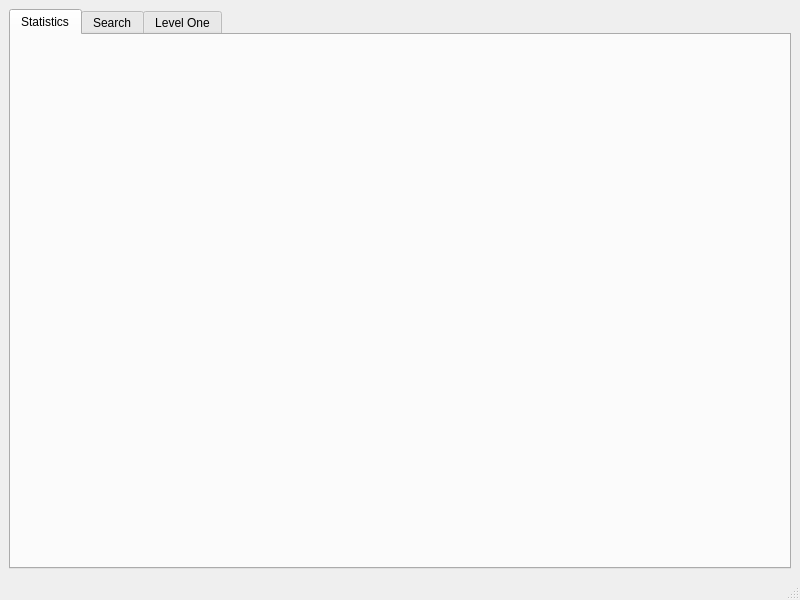
This is XML-EDITOR/leveltwo.ui in Ahmed-Tarek-Mahmoud/CSE331-DSA-Project as Qt 5 draws it before an edit. The edited form follows.
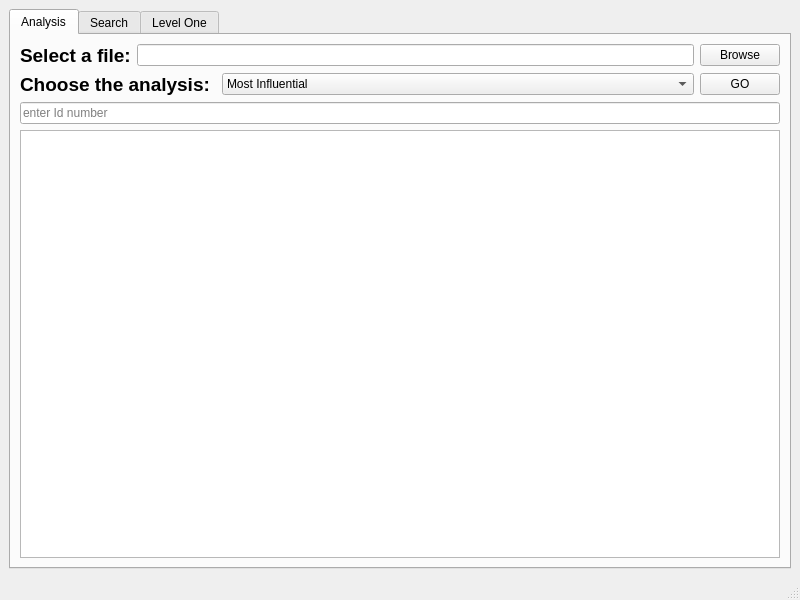
This is the edited form. The open tabs and pages were chosen to show the change.

Commit message: qui Level 2

```diff
--- a/XML-EDITOR/leveltwo.ui
+++ b/XML-EDITOR/leveltwo.ui
@@ -22,8 +22,120 @@
       </property>
       <widget class="QWidget" name="Statistics">
        <attribute name="title">
-        <string>Statistics</string>
+        <string>Analysis</string>
        </attribute>
+       <layout class="QGridLayout" name="gridLayout_2">
+        <item row="0" column="0">
+         <layout class="QHBoxLayout" name="horizontalLayout">
+          <item>
+           <widget class="QLabel" name="label_2">
+            <property name="font">
+             <font>
+              <pointsize>14</pointsize>
+              <bold>true</bold>
+             </font>
+            </property>
+            <property name="text">
+             <string>Select a file:</string>
+            </property>
+           </widget>
+          </item>
+          <item>
+           <widget class="QLineEdit" name="filepath2">
+            <property name="readOnly">
+             <bool>true</bool>
+            </property>
+           </widget>
+          </item>
+          <item>
+           <widget class="QPushButton" name="BrowseAnalysis">
+            <property name="text">
+             <string>Browse</string>
+            </property>
+           </widget>
+          </item>
+         </layout>
+        </item>
+        <item row="1" column="0">
+         <layout class="QHBoxLayout" name="horizontalLayout_2">
+          <item>
+           <widget class="QLabel" name="label">
+            <property name="font">
+             <font>
+              <pointsize>14</pointsize>
+              <bold>true</bold>
+             </font>
+            </property>
+            <property name="text">
+             <string>Choose the analysis: </string>
+            </property>
+           </widget>
+          </item>
+          <item>
+           <widget class="QComboBox" name="comboBox">
+            <property name="sizePolicy">
+             <sizepolicy hsizetype="Expanding" vsizetype="Fixed">
+              <horstretch>10</horstretch>
+              <verstretch>10</verstretch>
+             </sizepolicy>
+            </property>
+            <property name="minimumSize">
+             <size>
+              <width>10</width>
+              <height>10</height>
+             </size>
+            </property>
+            <property name="sizeAdjustPolicy">
+             <enum>QComboBox::SizeAdjustPolicy::AdjustToContents</enum>
+            </property>
+            <item>
+             <property name="text">
+              <string>Most Influential</string>
+             </property>
+            </item>
+            <item>
+             <property name="text">
+              <string>Most Active</string>
+             </property>
+            </item>
+            <item>
+             <property name="text">
+              <string>Suggest Users</string>
+             </property>
+            </item>
+            <item>
+             <property name="text">
+              <string>Mutual Users</string>
+             </property>
+            </item>
+           </widget>
+          </item>
+          <item>
+           <widget class="QPushButton" name="gobtn">
+            <property name="text">
+             <string>GO</string>
+            </property>
+           </widget>
+          </item>
+         </layout>
+        </item>
+        <item row="2" column="0">
+         <widget class="QLineEdit" name="suggest">
+          <property name="placeholderText">
+           <string>enter Id number</string>
+          </property>
+         </widget>
+        </item>
+        <item row="3" column="0">
+         <widget class="QTextEdit" name="analysisTxtedit">
+          <property name="font">
+           <font>
+            <pointsize>14</pointsize>
+           </font>
+          </property>
+         </widget>
+        </item>
+       </layout>
       </widget>
       <widget class="QWidget" name="Search">
        <attribute name="title">
```
Left out of the diff: 4 changed lines with no effect on the pictures. The commit also changes 2 other files.
